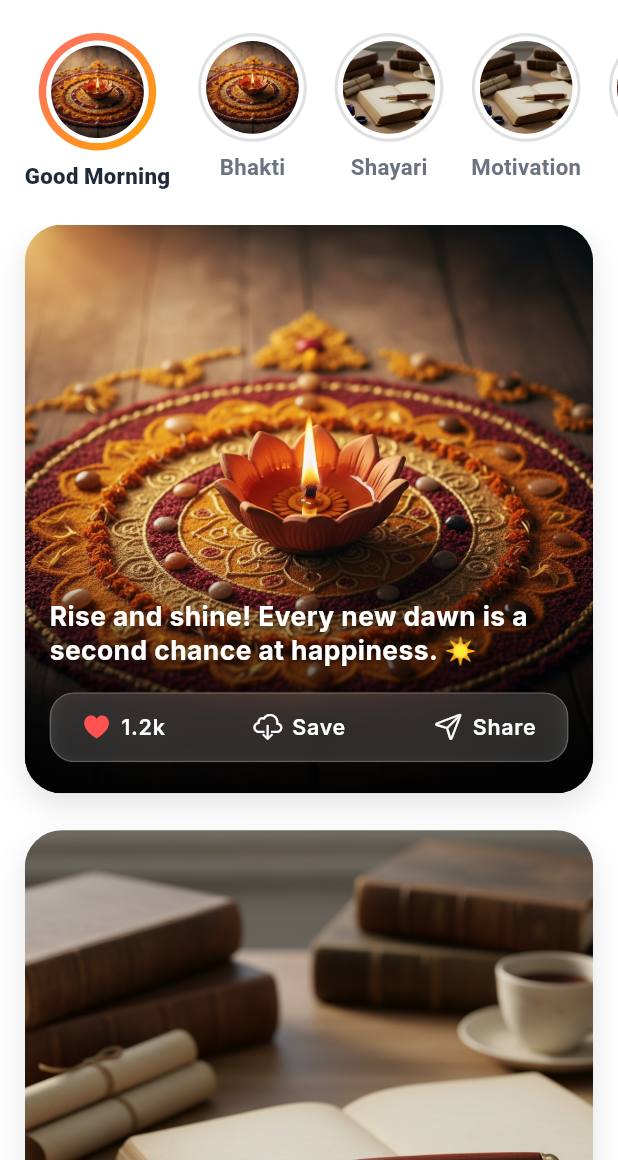
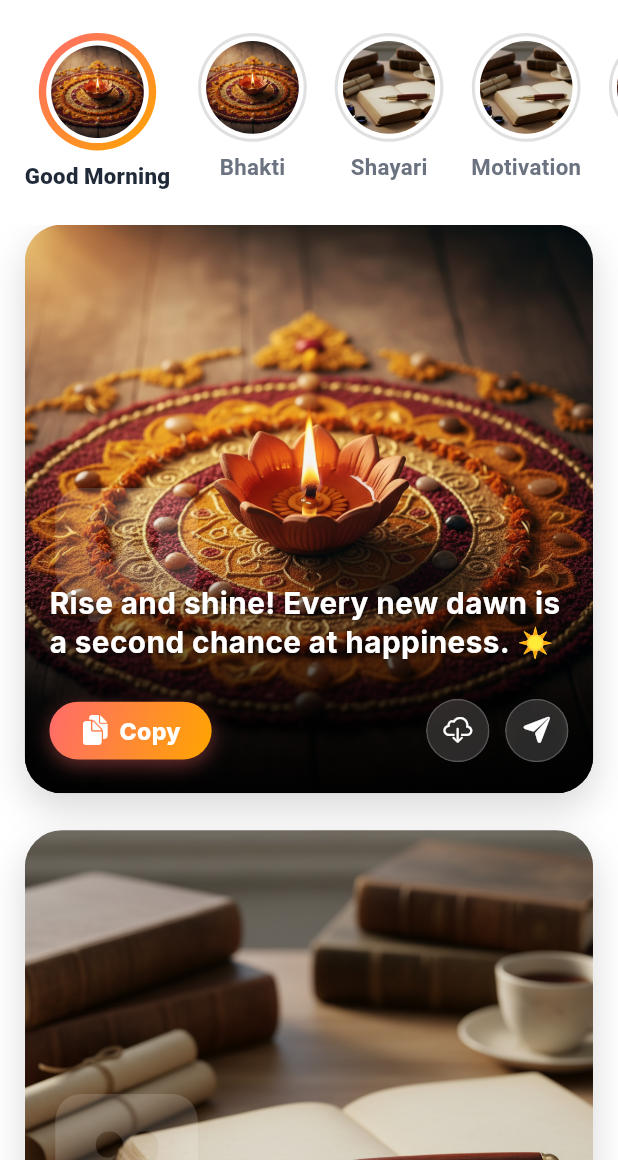
Before and after one commit to DikshikaD/StatusMaker, a Flutter app: the screen it shows after launch, on a phone screen of 412 x 824 dp, the part 76-1236 px from its top. Run offline on Flutter 3.47's test engine with Material 3 defaults, Android fonts, the phone set to English and light mode, and no system bars; our stand-ins replace google_fonts.

Commit message:
Refine `StatusCard` UI with improved typography, visual effects, and a redesigned action bar.
- **Visual Enhancements**:
    - Updated card shadows and gradient overlays for deeper contrast and better legibility.
    - Added a large, subtle `quote_bubble_fill` icon as a background watermark.
- **Typography**:
    - Increased status text font size and maximum lines to accommodate longer content.
    - Strengthened text shadows for improved visibility against image backgrounds.
- **Action Bar Redesign**:
    - Replaced the full-width blurred action bar with a split layout.
    - Implemented a primary "Copy" button featuring a gradient background and elevation.
    - Added circular, glassmorphic "Save" and "Share" buttons using `BackdropFilter`.
- **Tooling**: Added a VS Code settings file to disable specific agent configurations.

```diff
--- a/lib/widgets/status_card.dart
+++ b/lib/widgets/status_card.dart
@@ -19,9 +19,9 @@ class StatusCard extends StatelessWidget {
         color: Colors.grey.shade200,
         boxShadow: [
           BoxShadow(
-            color: Colors.black.withOpacity(0.1),
-            blurRadius: 15,
-            offset: const Offset(0, 8),
+            color: Colors.black.withOpacity(0.15),
+            blurRadius: 20,
+            offset: const Offset(0, 10),
           ),
         ],
       ),
@@ -32,10 +32,13 @@ class StatusCard extends StatelessWidget {
           child: Stack(
             fit: StackFit.expand,
             children: [
+              // Background Image
               Image.asset(
                 status.imageUrl,
                 fit: BoxFit.cover,
               ),
+
+              // Bottom Gradient for Text/Actions
               Positioned.fill(
                 child: DecoratedBox(
                   decoration: BoxDecoration(
@@ -45,14 +48,27 @@ class StatusCard extends StatelessWidget {
                       colors: [
                         Colors.transparent,
                         Colors.black.withOpacity(0.0),
-                        Colors.black.withOpacity(0.7),
-                        Colors.black.withOpacity(0.9),
+                        Colors.black.withOpacity(0.8),
+                        Colors.black.withOpacity(0.95),
                       ],
                       stops: const [0.4, 0.6, 0.85, 1.0],
                     ),
                   ),
                 ),
               ),
+
+              // Quote Watermark
+              Positioned(
+                left: context.wp(4),
+                bottom: context.hp(13),
+                child: Icon(
+                  CupertinoIcons.quote_bubble_fill,
+                  color: Colors.white.withOpacity(0.15),
+                  size: context.wp(25),
+                ),
+              ),
+
+              // Content & Actions
               Positioned(
                 left: context.wp(4),
                 right: context.wp(4),
@@ -61,65 +77,101 @@ class StatusCard extends StatelessWidget {
                   crossAxisAlignment: CrossAxisAlignment.start,
                   mainAxisSize: MainAxisSize.min,
                   children: [
+                    // Status Text
                     Text(
                       status.text,
-                      maxLines: 2,
+                      maxLines: 4, // Allow more lines since header is gone
                       overflow: TextOverflow.ellipsis,
                       style: TextStyle(
                         color: Colors.white,
-                        fontSize: context.sp(16),
+                        fontSize: context.sp(18), // Slightly bigger
                         fontWeight: FontWeight.w700,
                         height: 1.3,
                         letterSpacing: 0.3,
                         shadows: [
                           Shadow(
-                            color: Colors.black.withOpacity(0.4),
+                            color: Colors.black.withOpacity(0.5),
                             offset: const Offset(0, 2),
                             blurRadius: 4,
                           ),
                         ],
                       ),
                     ),
-                    SizedBox(height: context.hp(2)),
-                    ClipRRect(
-                      borderRadius: BorderRadius.circular(context.wp(4)),
-                      child: BackdropFilter(
-                        filter: ImageFilter.blur(sigmaX: 12, sigmaY: 12),
-                        child: Container(
-                          padding: EdgeInsets.symmetric(horizontal: context.wp(5), vertical: context.hp(1.5)),
+                    SizedBox(height: context.hp(3)),
+
+                    // Action Bar
+                    Row(
+                      mainAxisAlignment: MainAxisAlignment.spaceBetween,
+                      children: [
+                        // Primary Action (Copy Text)
+                        Container(
+                          padding: EdgeInsets.symmetric(horizontal: context.wp(5), vertical: context.hp(1)),
                           decoration: BoxDecoration(
-                            color: Colors.white.withOpacity(0.15),
-                            borderRadius: BorderRadius.circular(context.wp(4)),
-                            border: Border.all(
-                              color: Colors.white.withOpacity(0.2),
-                              width: 1,
-                            ),
+                            gradient: AppColors.primaryGradient,
+                            borderRadius: BorderRadius.circular(context.wp(6)),
+                            boxShadow: [
+                              BoxShadow(
+                                color: AppColors.primaryGradientStart.withOpacity(0.4),
+                                blurRadius: 10,
+                                offset: const Offset(0, 4),
+                              ),
+                            ],
                           ),
                           child: Row(
-                            mainAxisAlignment: MainAxisAlignment.spaceBetween,
                             children: [
-                              _buildActionButton(
-                                context,
-                                icon: CupertinoIcons.heart_fill,
-                                label: '1.2k',
-                                color: Colors.redAccent,
-                              ),
-                              _buildActionButton(
-                                context,
-                                icon: CupertinoIcons.cloud_download,
-                                label: 'Save',
-                                color: Colors.white,
-                              ),
-                              _buildActionButton(
-                                context,
-                                icon: CupertinoIcons.paperplane,
-                                label: 'Share',
-                                color: Colors.white,
+                              Icon(CupertinoIcons.doc_on_doc_fill, color: Colors.white, size: context.sp(18)),
+                              SizedBox(width: context.wp(1.5)),
+                              Text(
+                                'Copy',
+                                style: TextStyle(
+                                  color: Colors.white,
+                                  fontWeight: FontWeight.w800,
+                                  fontSize: context.sp(14),
+                                ),
                               ),
                             ],
                           ),
                         ),
-                      ),
+
+                        // Secondary Actions (Save & Share)
+                        Row(
+                          children: [
+                            // Download
+                            ClipRRect(
+                              borderRadius: BorderRadius.circular(context.wp(6)),
+                              child: BackdropFilter(
+                                filter: ImageFilter.blur(sigmaX: 10, sigmaY: 10),
+                                child: Container(
+                                  padding: EdgeInsets.all(context.wp(2.5)),
+                                  decoration: BoxDecoration(
+                                    color: Colors.white.withOpacity(0.15),
+                                    shape: BoxShape.circle,
+                                    border: Border.all(color: Colors.white.withOpacity(0.2)),
+                                  ),
+                                  child: Icon(CupertinoIcons.cloud_download, color: Colors.white, size: context.sp(18)),
+                                ),
+                              ),
+                            ),
+                            SizedBox(width: context.wp(2.5)),
+                            // Share
+                            ClipRRect(
+                              borderRadius: BorderRadius.circular(context.wp(6)),
+                              child: BackdropFilter(
+                                filter: ImageFilter.blur(sigmaX: 10, sigmaY: 10),
+                                child: Container(
+                                  padding: EdgeInsets.all(context.wp(2.5)),
+                                  decoration: BoxDecoration(
+                                    color: Colors.white.withOpacity(0.15),
+                                    shape: BoxShape.circle,
+                                    border: Border.all(color: Colors.white.withOpacity(0.2)),
+                                  ),
+                                  child: Icon(CupertinoIcons.paperplane_fill, color: Colors.white, size: context.sp(18)),
+                                ),
+                              ),
+                            ),
+                          ],
+                        ),
+                      ],
                     ),
                   ],
                 ),
@@ -130,23 +182,4 @@ class StatusCard extends StatelessWidget {
       ),
     );
   }
-
-  Widget _buildActionButton(BuildContext context, {required IconData icon, required String label, required Color color}) {
-    return Row(
-      mainAxisSize: MainAxisSize.min,
-      children: [
-        Icon(icon, color: color, size: context.sp(18)),
-        SizedBox(width: context.wp(1.5)),
-        Text(
-          label,
-          style: TextStyle(
-            color: Colors.white,
-            fontWeight: FontWeight.w600,
-            fontSize: context.sp(13),
-            letterSpacing: 0.5,
-          ),
-        ),
-      ],
-    );
-  }
 }
```
